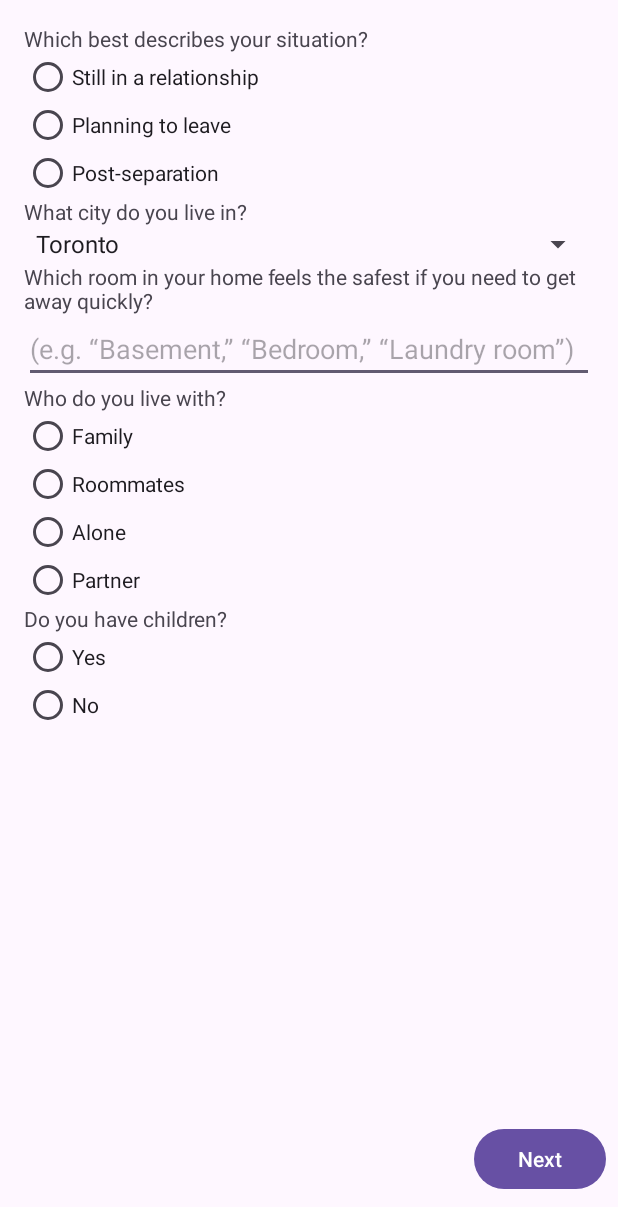
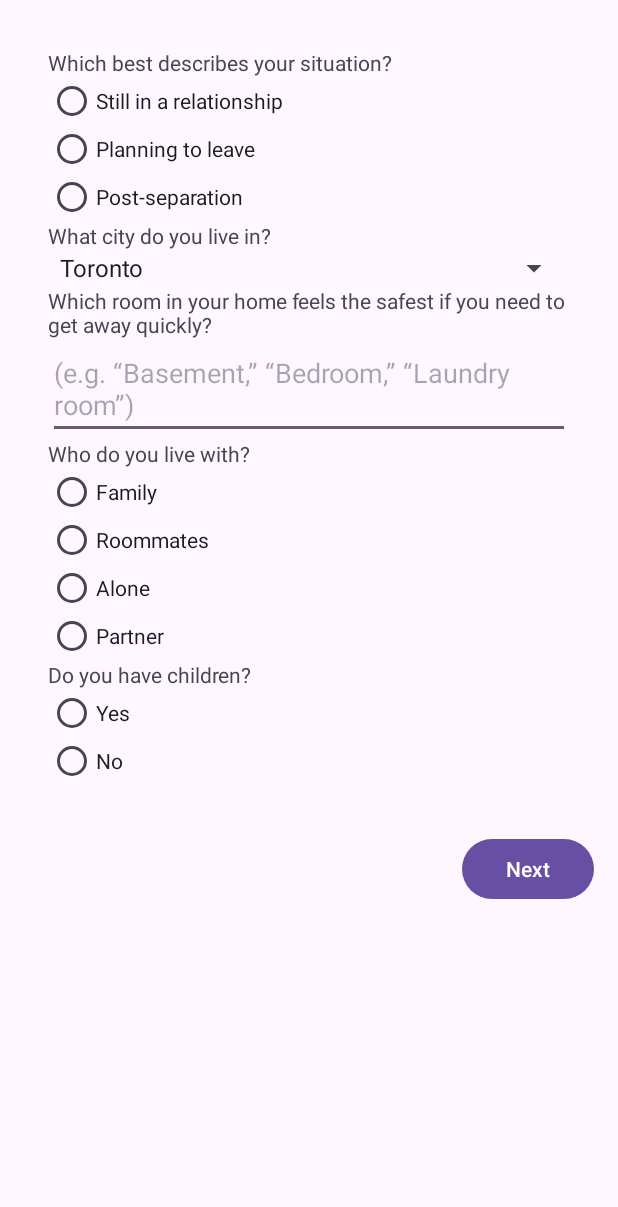
Before and after one commit to 6Beaming/ProjectB07, an Android app: the screen it shows after launch (MainActivity), on a phone screen of 412 x 824 dp, the part 29-1236 px from its top. Run offline under Robolectric (Android 15) with nearby library versions, the phone set to English and light mode, and no system bars; our stand-ins replace Firebase (no records; nobody signed in at launch, a user with empty details on screens opened directly).

Commit message:
refactor: Buttons(Prev, Next, Submit) now are right below the last question on each page

```diff
--- a/app/src/main/res/layout/fragment_questionnaire.xml
+++ b/app/src/main/res/layout/fragment_questionnaire.xml
@@ -11,58 +11,62 @@
         android:id="@+id/scroll"
         android:layout_width="0dp"
         android:layout_height="0dp"
-        android:contentDescription="@string/questionnaire_questions"
         app:layout_constraintTop_toTopOf="parent"
-        app:layout_constraintBottom_toTopOf="@+id/navBar"
+        app:layout_constraintBottom_toBottomOf="parent"
         app:layout_constraintStart_toStartOf="parent"
         app:layout_constraintEnd_toEndOf="parent">
 
+        <LinearLayout
+            android:orientation="vertical"
+            android:padding="16dp"
+            android:layout_width="match_parent"
+            android:layout_height="wrap_content">
+
+            <!-- only dynamic questions go here -->
             <LinearLayout
                 android:id="@+id/container"
                 android:orientation="vertical"
                 android:padding="16dp"
                 android:layout_width="match_parent"
                 android:layout_height="wrap_content"/>
-    </ScrollView>
 
-    <!-- Navigation bar -->
+            <!-- Navigation buttons always below the questions-->
             <LinearLayout
-        android:id="@+id/navBar"
+                android:id="@+id/navButtons"
+                android:layout_width="match_parent"
+                android:layout_height="wrap_content"
                 android:orientation="horizontal"
-        android:padding="8dp"
-        android:gravity="center"
-        android:layout_width="0dp"
-        android:layout_height="wrap_content"
-        app:layout_constraintBottom_toBottomOf="parent"
-        app:layout_constraintStart_toStartOf="parent"
-        app:layout_constraintEnd_toEndOf="parent">
+                android:paddingTop="16dp">
 
+                <!-- Leftmost: Previous -->
                 <Button
                     android:id="@+id/btnPrev"
                     android:layout_width="wrap_content"
                     android:layout_height="wrap_content"
-            android:text="@string/previous" />
+                    android:text="@string/previous"
+                    android:visibility="gone" />
 
-        <Space
+                <!-- Spacer takes up all remaining space -->
+                <View
                     android:layout_width="0dp"
-            android:layout_height="wrap_content"
-            android:layout_weight="1"/>
+                    android:layout_height="0dp"
+                    android:layout_weight="1" />
 
-        <Button
-            android:id="@+id/btnSubmit"
-            android:layout_width="wrap_content"
-            android:layout_height="wrap_content"
-            android:text="@string/submit" />
-
-        <Space
-            android:layout_width="0dp"
-            android:layout_height="wrap_content"
-            android:layout_weight="1"/>
-
+                <!-- Rightmost: Next -->
                 <Button
                     android:id="@+id/btnNext"
                     android:layout_width="wrap_content"
                     android:layout_height="wrap_content"
                     android:text="@string/next" />
+
+                <!-- Rightmost (only visible on last page): Submit -->
+                <Button
+                    android:id="@+id/btnSubmit"
+                    android:layout_width="wrap_content"
+                    android:layout_height="wrap_content"
+                    android:text="@string/submit"
+                    android:visibility="gone" />
             </LinearLayout>
+        </LinearLayout>
+    </ScrollView>
 </androidx.constraintlayout.widget.ConstraintLayout>
```
Lines whose indentation alone changed are shown as unchanged.
